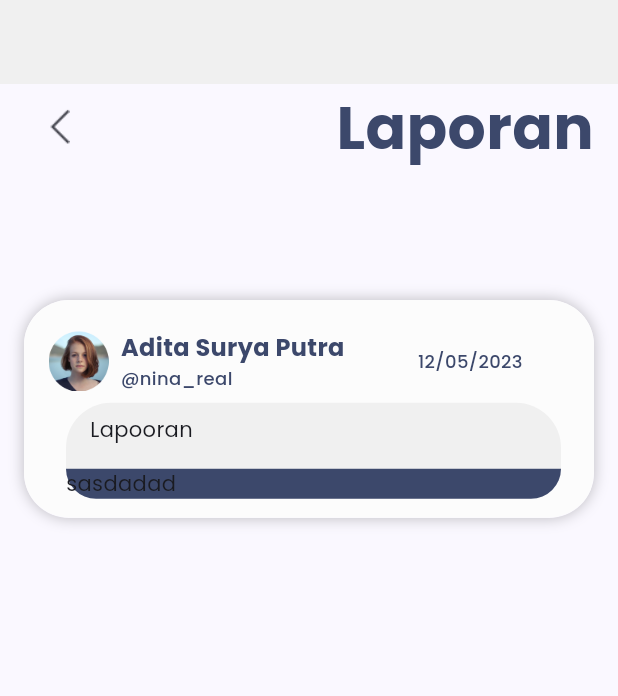
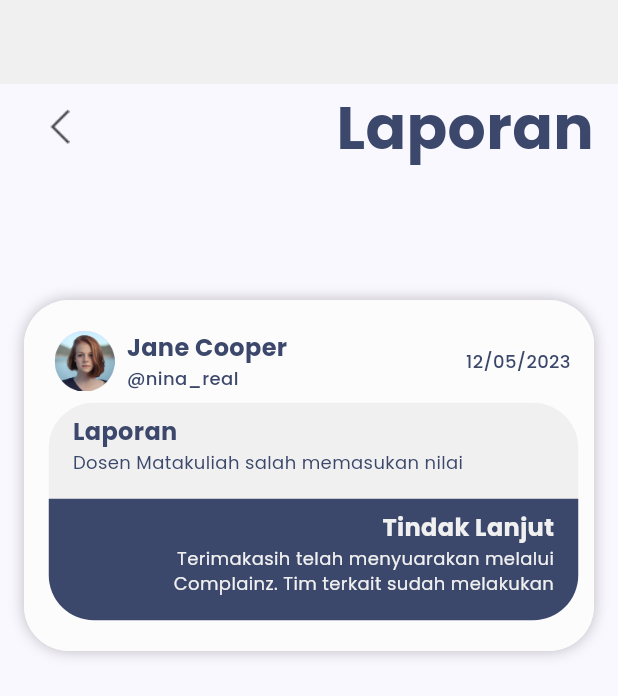
Before and after one commit to Capstone-Alta-19/flutter-ecomplaint, a Flutter app: the screen it shows after launch, on a phone screen of 412 x 824 dp. Shown: the top 696 px of the screen. Run offline on Flutter 3.47's test engine with Material 2 defaults, Android fonts, the phone set to English and light mode, and no system bars; our stand-ins replace introduction_screen.

Commit message:
Update isi berita page
Membuat widget isi laporan item dan profile card

```diff
--- a/lib/screen/isi_berita_laporan_page.dart
+++ b/lib/screen/isi_berita_laporan_page.dart
@@ -1,6 +1,7 @@
 import 'package:flutter/material.dart';
-import 'package:flutter_ecomplaint/config/colors.dart';
 import 'package:flutter_ecomplaint/widget/custom_card.dart';
+import 'package:flutter_ecomplaint/widget/isi_laporan_item.dart';
+import 'package:flutter_ecomplaint/widget/profile_card.dart';
 import 'package:flutter_ecomplaint/widget/segment_title.dart';
 
 class IsiBeritaLaporanPage extends StatefulWidget {
@@ -17,7 +18,8 @@ class _IsiBeritaLaporanPageState extends State<IsiBeritaLaporanPage> {
       appBar: AppBar(
         automaticallyImplyLeading: false,
       ),
-      body: SizedBox(
+      body: SingleChildScrollView(
+        child: SizedBox(
           height: MediaQuery.of(context).size.height,
           width: MediaQuery.of(context).size.width,
           child: Center(
@@ -38,77 +40,11 @@ class _IsiBeritaLaporanPageState extends State<IsiBeritaLaporanPage> {
                       bottom: 12.5,
                     ),
                     child: Column(
-                    children: [
-                      Row(
-                        children: [
-                          Image.asset(width: 40, "assets/logo/PP.png"),
-                          Padding(
-                            padding: const EdgeInsets.only(left: 8.0),
-                            child: SizedBox(
-                                width: 198,
-                                child: Column(
-                                  crossAxisAlignment: CrossAxisAlignment.start,
                       children: const [
-                                    Text(
-                                        style: TextStyle(
-                                          color: AppColors.font,
-                                          fontSize: 16,
-                                          fontWeight: FontWeight.w700,
-                                        ),
-                                        "Adita Surya Putra"),
-                                    Text(
-                                        style: TextStyle(
-                                          color: AppColors.font,
-                                          fontSize: 12,
-                                          fontWeight: FontWeight.w500,
-                                        ),
-                                        "@nina_real"),
-                                  ],
-                                )),
-                          ),
-                          const Text(
-                              style: TextStyle(
-                                color: AppColors.font,
-                                fontSize: 12,
-                                fontWeight: FontWeight.w500,
-                              ),
-                              "12/05/2023"),
-                        ],
-                      ),
-                      const SizedBox(height: 8),
-                      Column(
-                        children: [
-                          Container(
-                            decoration: const BoxDecoration(
-                                color: AppColors.secondary100,
-                                borderRadius: BorderRadius.only(
-                                  topLeft: Radius.circular(30),
-                                  topRight: Radius.circular(30),
-                                )),
-                            width: 330,
-                            child: Padding(
-                              padding: const EdgeInsets.fromLTRB(16, 8, 16, 16),
-                              child: Column(
-                                crossAxisAlignment: CrossAxisAlignment.start,
-                                children: [const Text("Lapooran")],
-                              ),
-                            ),
-                          ),
-                          Container(
-                            decoration: const BoxDecoration(
-                                color: AppColors.primary,
-                                borderRadius: BorderRadius.only(
-                                  bottomLeft: Radius.circular(30),
-                                  bottomRight: Radius.circular(30),
-                                )),
-                            width: 330,
-                            child: Column(
-                              crossAxisAlignment: CrossAxisAlignment.start,
-                              children: [const Text("sasdadad")],
-                            ),
-                          )
-                        ],
-                      ),
+                        ProfileCard(),
+                        SizedBox(height: 8),
+                        IsiLaporanItem(),
+                        SizedBox(height: 8),
                       ],
                     ),
                   )),
@@ -117,6 +53,7 @@ class _IsiBeritaLaporanPageState extends State<IsiBeritaLaporanPage> {
             ),
           ),
         ),
+      ),
     );
   }
 }
--- /dev/null
+++ b/lib/widget/isi_laporan_item.dart
@@ -0,0 +1,63 @@
+import 'package:flutter/material.dart';
+
+import '../config/colors.dart';
+
+class IsiLaporanItem extends StatelessWidget {
+  const IsiLaporanItem({super.key});
+
+  @override
+  Widget build(BuildContext context) {
+    return Column(
+      children: [
+        Container(
+          decoration: const BoxDecoration(
+              color: AppColors.secondary100,
+              borderRadius: BorderRadius.only(
+                topLeft: Radius.circular(30),
+                topRight: Radius.circular(30),
+              )),
+          width: double.maxFinite,
+          child: Padding(
+            padding: const EdgeInsets.fromLTRB(16, 8, 16, 16),
+            child: Column(
+              crossAxisAlignment: CrossAxisAlignment.start,
+              children: const [
+                Text(style: TextStyle(fontSize: 16, fontWeight: FontWeight.w700, color: AppColors.font), "Laporan"),
+                Text(style: TextStyle(fontSize: 12, fontWeight: FontWeight.w400, color: AppColors.font), "Dosen Matakuliah salah memasukan nilai"),
+              ],
+            ),
+          ),
+        ),
+        Container(
+          width: double.maxFinite,
+          decoration: const BoxDecoration(
+              color: AppColors.primary,
+              borderRadius: BorderRadius.only(
+                bottomLeft: Radius.circular(30),
+                bottomRight: Radius.circular(30),
+              )),
+          child: Padding(
+            padding: const EdgeInsets.fromLTRB(16, 8, 16, 16),
+            child: Flex(
+              direction: Axis.vertical,
+              crossAxisAlignment: CrossAxisAlignment.end,
+              children: const [
+                Text(
+                  style: TextStyle(fontSize: 16, fontWeight: FontWeight.w700, color: AppColors.secondary100),
+                  textAlign: TextAlign.right,
+                  "Tindak Lanjut",
+                ),
+                Text(
+                  style: TextStyle(fontSize: 12, fontWeight: FontWeight.w400, color: AppColors.secondary100),
+                  maxLines: 2,
+                  textAlign: TextAlign.right,
+                  "Terimakasih telah menyuarakan melalui Complainz. Tim terkait sudah melakukan penyelidikan pada Dosen yang Bersangkutan",
+                ),
+              ],
+            ),
+          ),
+        )
+      ],
+    );
+  }
+}
--- /dev/null
+++ b/lib/widget/profile_card.dart
@@ -0,0 +1,56 @@
+import 'package:flutter/material.dart';
+import '../config/colors.dart';
+
+class ProfileCard extends StatelessWidget {
+  const ProfileCard({super.key});
+
+  @override
+  Widget build(BuildContext context) {
+    return Padding(
+      padding: const EdgeInsets.only(left: 4.0, right: 5.0),
+      child: Row(
+        mainAxisAlignment: MainAxisAlignment.spaceBetween,
+        children: [
+          Row(
+            children: [
+              CircleAvatar(
+                child: Image.asset(width: 40, "assets/logo/PP.png"),
+              ),
+              Padding(
+                padding: const EdgeInsets.only(left: 8.0),
+                child: SizedBox(
+                    width: 206,
+                    child: Column(
+                      crossAxisAlignment: CrossAxisAlignment.start,
+                      children: const [
+                        Text(
+                            style: TextStyle(
+                              color: AppColors.font,
+                              fontSize: 16,
+                              fontWeight: FontWeight.w700,
+                            ),
+                            "Jane Cooper"),
+                        Text(
+                            style: TextStyle(
+                              color: AppColors.font,
+                              fontSize: 12,
+                              fontWeight: FontWeight.w500,
+                            ),
+                            "@nina_real"),
+                      ],
+                    )),
+              ),
+            ],
+          ),
+          const Text(
+              style: TextStyle(
+                color: AppColors.font,
+                fontSize: 12,
+                fontWeight: FontWeight.w500,
+              ),
+              "12/05/2023"),
+        ],
+      ),
+    );
+  }
+}
```
Also changed, not shown: assets/logo/UI_AvatarIcon_Zhongli.png (added). Lines whose indentation alone changed are shown as unchanged.
